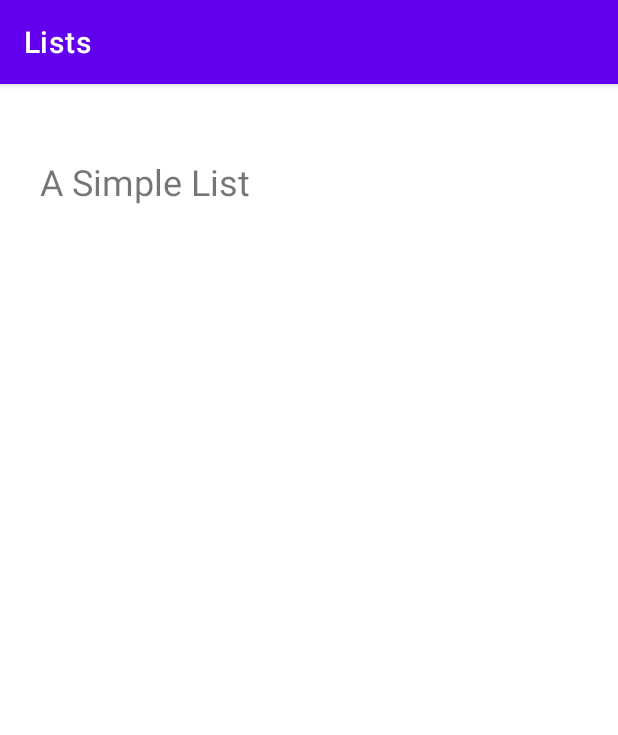
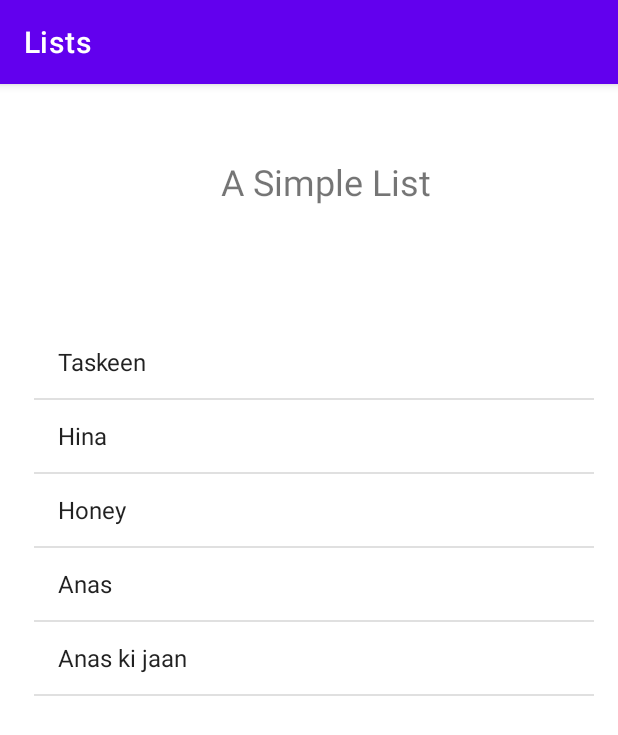
Before and after one commit to Anas428/Mobile_Computing_Progress, an Android app: the screen it shows after launch (MainActivity), on a phone screen of 412 x 824 dp. Shown: the top 735 px of the screen. Run offline under Robolectric (Android 15) with nearby library versions, the phone set to English and light mode, and no system bars.

Commit message:
List created

```diff
--- a/Projects/Lec 9/Lists/app/src/main/java/com/example/lists/MainActivity.java
+++ b/Projects/Lec 9/Lists/app/src/main/java/com/example/lists/MainActivity.java
@@ -3,7 +3,12 @@ package com.example.lists;
 import androidx.appcompat.app.AppCompatActivity;
 
 import android.os.Bundle;
+import android.widget.ArrayAdapter;
 import android.widget.ListView;
+
+import java.lang.reflect.Array;
+import java.util.ArrayList;
+import java.util.List;
 
 public class MainActivity extends AppCompatActivity {
 
@@ -13,5 +18,15 @@ public class MainActivity extends AppCompatActivity {
         setContentView(R.layout.activity_main);
 
         ListView listView = findViewById(R.id.myListView);
+        String [] friends = {"Taskeen","Hina", "Honey","Anas", "Anas ki jaan"};
+        ArrayList<String> friendsList = new ArrayList<String>();
+        friendsList.add("Hina Meri jaan");
+        friendsList.add("Taskeen Meri jaan ");
+        friendsList.add("Meri jan Taskeen");
+        friendsList.add("Anas");
+
+        ArrayAdapter<String> arrayAdapter = new ArrayAdapter<String>(this, android.R.layout.simple_list_item_1, friends);
+        listView.setAdapter(arrayAdapter);
+
     }
 }
--- a/Projects/Lec 9/Lists/app/src/main/res/layout/activity_main.xml
+++ b/Projects/Lec 9/Lists/app/src/main/res/layout/activity_main.xml
@@ -10,19 +10,27 @@
         android:id="@+id/myListView"
         android:layout_width="373dp"
         android:layout_height="465dp"
+        android:layout_marginTop="58dp"
         android:layout_marginBottom="123dp"
         app:layout_constraintBottom_toBottomOf="parent"
         app:layout_constraintEnd_toEndOf="parent"
-        app:layout_constraintStart_toStartOf="parent" />
+        app:layout_constraintHorizontal_bias="0.578"
+        app:layout_constraintStart_toStartOf="parent"
+        app:layout_constraintTop_toBottomOf="@+id/textView" />
 
     <TextView
         android:id="@+id/textView"
         android:layout_width="193dp"
         android:layout_height="40dp"
+        android:layout_marginStart="120dp"
+        android:layout_marginLeft="120dp"
         android:layout_marginTop="45dp"
+        android:layout_marginEnd="98dp"
+        android:layout_marginRight="98dp"
         android:gravity="center_horizontal|center_vertical"
         android:text="A Simple List"
         android:textSize="24sp"
-        app:layout_constraintTop_toTopOf="parent"
-        tools:layout_editor_absoluteX="120dp" />
+        app:layout_constraintEnd_toEndOf="parent"
+        app:layout_constraintStart_toStartOf="parent"
+        app:layout_constraintTop_toTopOf="parent" />
 </androidx.constraintlayout.widget.ConstraintLayout>
```
